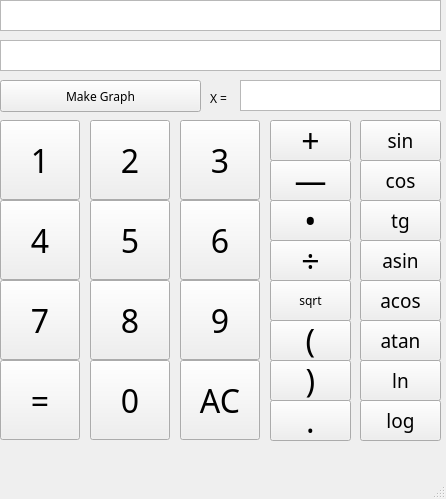
Before: the Qt Designer form src/qt/SmartCalc/mainwindow.ui in Knew1t/SmartCalc, drawn with Qt 5.
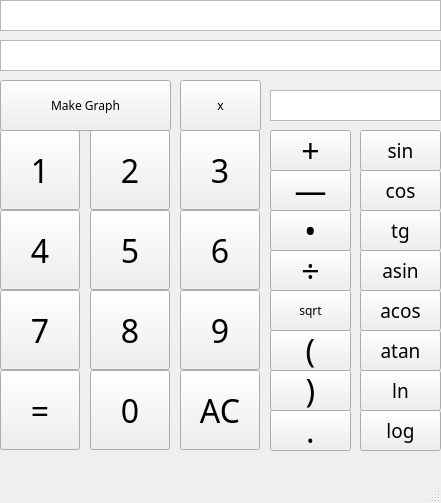
After: the same form once the commit is applied.

Commit message: x button added

Patch:
```diff
--- a/src/qt/SmartCalc/mainwindow.ui
+++ b/src/qt/SmartCalc/mainwindow.ui
@@ -6,8 +6,8 @@
    <rect>
     <x>0</x>
     <y>0</y>
-    <width>446</width>
-    <height>499</height>
+    <width>441</width>
+    <height>503</height>
    </rect>
   </property>
   <property name="font">
@@ -23,7 +23,7 @@
     <property name="geometry">
      <rect>
       <x>0</x>
-      <y>200</y>
+      <y>210</y>
       <width>80</width>
       <height>80</height>
      </rect>
@@ -42,7 +42,7 @@
     <property name="geometry">
      <rect>
       <x>360</x>
-      <y>280</y>
+      <y>290</y>
       <width>81</width>
       <height>41</height>
      </rect>
@@ -61,7 +61,7 @@
     <property name="geometry">
      <rect>
       <x>180</x>
-      <y>360</y>
+      <y>370</y>
       <width>80</width>
       <height>80</height>
      </rect>
@@ -80,7 +80,7 @@
     <property name="geometry">
      <rect>
       <x>180</x>
-      <y>200</y>
+      <y>210</y>
       <width>80</width>
       <height>80</height>
      </rect>
@@ -99,7 +99,7 @@
     <property name="geometry">
      <rect>
       <x>90</x>
-      <y>120</y>
+      <y>130</y>
       <width>80</width>
       <height>80</height>
      </rect>
@@ -118,7 +118,7 @@
     <property name="geometry">
      <rect>
       <x>360</x>
-      <y>400</y>
+      <y>410</y>
       <width>81</width>
       <height>41</height>
      </rect>
@@ -137,7 +137,7 @@
     <property name="geometry">
      <rect>
       <x>270</x>
-      <y>160</y>
+      <y>170</y>
       <width>81</width>
       <height>41</height>
      </rect>
@@ -156,7 +156,7 @@
     <property name="geometry">
      <rect>
       <x>270</x>
-      <y>320</y>
+      <y>330</y>
       <width>81</width>
       <height>41</height>
      </rect>
@@ -175,7 +175,7 @@
     <property name="geometry">
      <rect>
       <x>360</x>
-      <y>120</y>
+      <y>130</y>
       <width>81</width>
       <height>41</height>
      </rect>
@@ -194,7 +194,7 @@
     <property name="geometry">
      <rect>
       <x>180</x>
-      <y>280</y>
+      <y>290</y>
       <width>80</width>
       <height>80</height>
      </rect>
@@ -223,7 +223,7 @@
     <property name="geometry">
      <rect>
       <x>270</x>
-      <y>240</y>
+      <y>250</y>
       <width>81</width>
       <height>41</height>
      </rect>
@@ -242,7 +242,7 @@
     <property name="geometry">
      <rect>
       <x>90</x>
-      <y>200</y>
+      <y>210</y>
       <width>80</width>
       <height>80</height>
      </rect>
@@ -261,7 +261,7 @@
     <property name="geometry">
      <rect>
       <x>270</x>
-      <y>360</y>
+      <y>370</y>
       <width>81</width>
       <height>41</height>
      </rect>
@@ -280,7 +280,7 @@
     <property name="geometry">
      <rect>
       <x>360</x>
-      <y>160</y>
+      <y>170</y>
       <width>81</width>
       <height>41</height>
      </rect>
@@ -299,7 +299,7 @@
     <property name="geometry">
      <rect>
       <x>360</x>
-      <y>200</y>
+      <y>210</y>
       <width>81</width>
       <height>41</height>
      </rect>
@@ -318,7 +318,7 @@
     <property name="geometry">
      <rect>
       <x>360</x>
-      <y>360</y>
+      <y>370</y>
       <width>81</width>
       <height>41</height>
      </rect>
@@ -337,7 +337,7 @@
     <property name="geometry">
      <rect>
       <x>90</x>
-      <y>360</y>
+      <y>370</y>
       <width>80</width>
       <height>80</height>
      </rect>
@@ -356,7 +356,7 @@
     <property name="geometry">
      <rect>
       <x>0</x>
-      <y>120</y>
+      <y>130</y>
       <width>80</width>
       <height>80</height>
      </rect>
@@ -375,7 +375,7 @@
     <property name="geometry">
      <rect>
       <x>270</x>
-      <y>400</y>
+      <y>410</y>
       <width>81</width>
       <height>41</height>
      </rect>
@@ -394,7 +394,7 @@
     <property name="geometry">
      <rect>
       <x>360</x>
-      <y>320</y>
+      <y>330</y>
       <width>81</width>
       <height>41</height>
      </rect>
@@ -413,7 +413,7 @@
     <property name="geometry">
      <rect>
       <x>180</x>
-      <y>120</y>
+      <y>130</y>
       <width>80</width>
       <height>80</height>
      </rect>
@@ -432,7 +432,7 @@
     <property name="geometry">
      <rect>
       <x>0</x>
-      <y>360</y>
+      <y>370</y>
       <width>80</width>
       <height>80</height>
      </rect>
@@ -451,7 +451,7 @@
     <property name="geometry">
      <rect>
       <x>270</x>
-      <y>280</y>
+      <y>290</y>
       <width>81</width>
       <height>41</height>
      </rect>
@@ -464,7 +464,7 @@
     <property name="geometry">
      <rect>
       <x>270</x>
-      <y>200</y>
+      <y>210</y>
       <width>81</width>
       <height>41</height>
      </rect>
@@ -483,7 +483,7 @@
     <property name="geometry">
      <rect>
       <x>360</x>
-      <y>240</y>
+      <y>250</y>
       <width>81</width>
       <height>41</height>
      </rect>
@@ -502,7 +502,7 @@
     <property name="geometry">
      <rect>
       <x>270</x>
-      <y>120</y>
+      <y>130</y>
       <width>81</width>
       <height>41</height>
      </rect>
@@ -521,7 +521,7 @@
     <property name="geometry">
      <rect>
       <x>90</x>
-      <y>280</y>
+      <y>290</y>
       <width>80</width>
       <height>80</height>
      </rect>
@@ -540,7 +540,7 @@
     <property name="geometry">
      <rect>
       <x>0</x>
-      <y>280</y>
+      <y>290</y>
       <width>80</width>
       <height>80</height>
      </rect>
@@ -558,9 +558,9 @@
    <widget class="QTextEdit" name="X_Display">
     <property name="geometry">
      <rect>
-      <x>240</x>
-      <y>80</y>
-      <width>201</width>
+      <x>270</x>
+      <y>90</y>
+      <width>171</width>
       <height>31</height>
      </rect>
     </property>
@@ -570,27 +570,14 @@
      <rect>
       <x>0</x>
       <y>80</y>
-      <width>201</width>
-      <height>32</height>
+      <width>171</width>
+      <height>51</height>
      </rect>
     </property>
     <property name="text">
      <string>Make Graph</string>
     </property>
    </widget>
-   <widget class="QLabel" name="label">
-    <property name="geometry">
-     <rect>
-      <x>210</x>
-      <y>90</y>
-      <width>21</width>
-      <height>16</height>
-     </rect>
-    </property>
-    <property name="text">
-     <string>X = </string>
-    </property>
-   </widget>
    <widget class="QTextEdit" name="Display_2">
     <property name="geometry">
      <rect>
@@ -601,6 +588,19 @@
      </rect>
     </property>
    </widget>
+   <widget class="QPushButton" name="button_x">
+    <property name="geometry">
+     <rect>
+      <x>180</x>
+      <y>80</y>
+      <width>81</width>
+      <height>51</height>
+     </rect>
+    </property>
+    <property name="text">
+     <string>x</string>
+    </property>
+   </widget>
   </widget>
   <widget class="QMenuBar" name="menubar">
    <property name="geometry">
```
Left out of the diff: 2 changed lines with no effect on the pictures. The commit also changes 7 other files.
